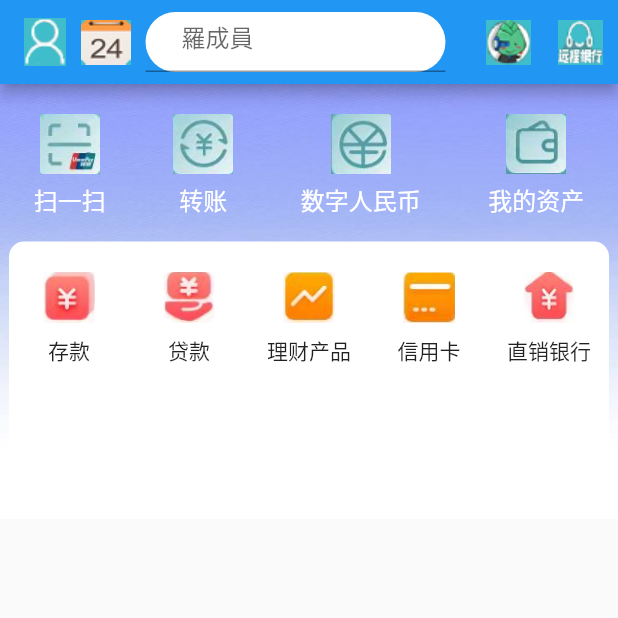
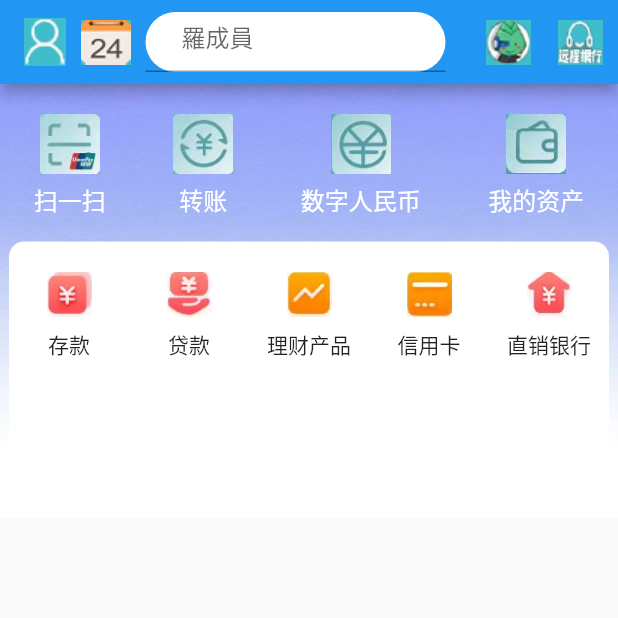
Before and after one commit to gantlone/flutter_practice_again, a Flutter app: the Main screen opened directly, on a phone screen of 412 x 824 dp, the top half of it. Run offline on Flutter 3.47's test engine with Material 2 defaults, Android fonts, the phone set to English and light mode, and no system bars; our stand-ins replace flutter_screenutil.

Commit message:
修改home_top.dart中的像素單位錯誤

```diff
--- a/practice_again_20231021/lib/bank_view/home/home_top.dart
+++ b/practice_again_20231021/lib/bank_view/home/home_top.dart
@@ -44,11 +44,11 @@ class HomeTop extends StatelessWidget {
                 Row(
                   mainAxisAlignment: MainAxisAlignment.spaceAround,
                   children: [
-                    topShow2('assets/ex/sectop01.png', '存款', 30.w),
-                    topShow2('assets/ex/sectop02.png', '贷款', 30.w),
-                    topShow2('assets/ex/sectop03.png', '理财产品', 30.w),
-                    topShow2('assets/ex/sectop04.png', '信用卡', 30.w),
-                    topShow2('assets/ex/sectop05.png', '直销银行', 30.w),
+                    topShow2('assets/ex/sectop01.png', '存款', 30),
+                    topShow2('assets/ex/sectop02.png', '贷款', 30),
+                    topShow2('assets/ex/sectop03.png', '理财产品', 30),
+                    topShow2('assets/ex/sectop04.png', '信用卡', 30),
+                    topShow2('assets/ex/sectop05.png', '直销银行', 30),
                   ],
                 ),
                 SizedBox(
```
